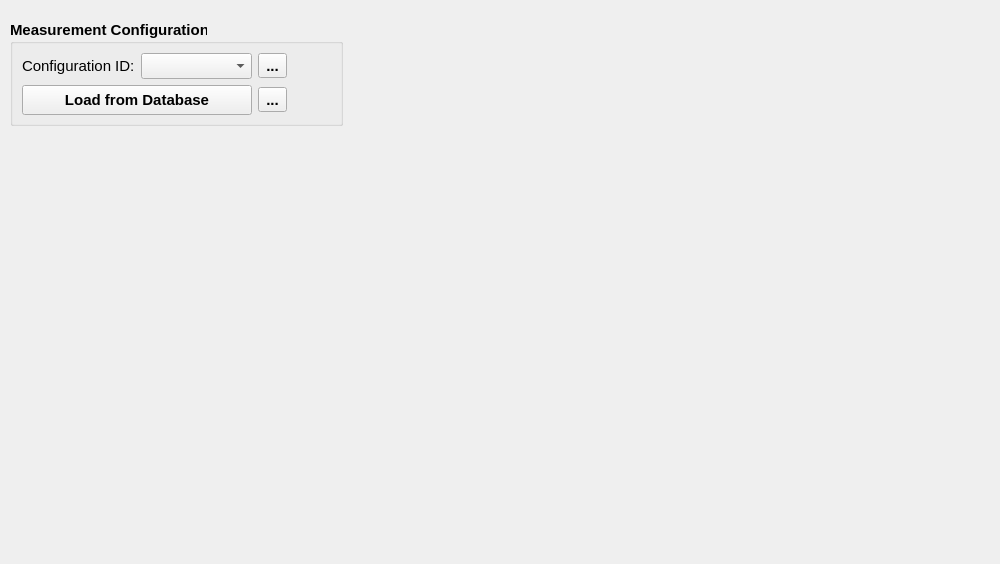
The window that helmholtz/gui/ui/measurementwidget.ui (lnls-ima/helmholtz-coil-control) describes before a commit, drawn with Qt 5.
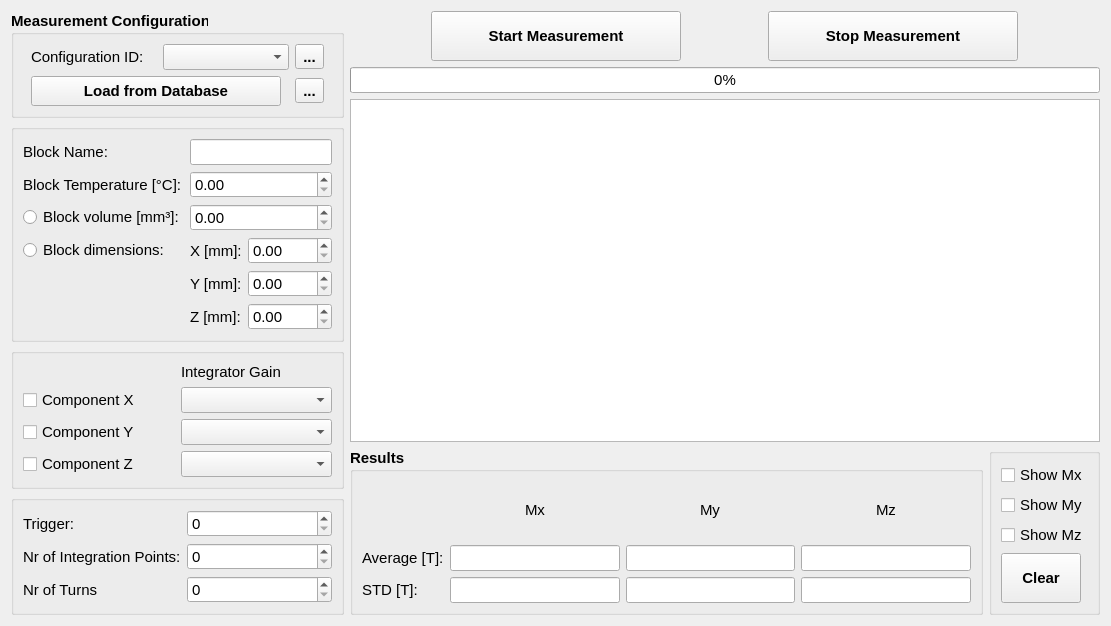
The same window after the commit. Icons and pictures are not drawn. Custom widgets are drawn as their Qt base class.

Commit message: Adding measurement widget

What changed in the file:
```diff
--- a/helmholtz/gui/ui/measurementwidget.ui
+++ b/helmholtz/gui/ui/measurementwidget.ui
@@ -6,8 +6,8 @@
    <rect>
     <x>0</x>
     <y>0</y>
-    <width>1000</width>
-    <height>564</height>
+    <width>1111</width>
+    <height>601</height>
    </rect>
   </property>
   <property name="font">
@@ -18,60 +18,436 @@
   <property name="windowTitle">
    <string>Measurement</string>
   </property>
-  <widget class="QGroupBox" name="groupBox_7">
-   <property name="geometry">
-    <rect>
-     <x>10</x>
-     <y>20</y>
-     <width>333</width>
-     <height>106</height>
-    </rect>
-   </property>
-   <property name="sizePolicy">
-    <sizepolicy hsizetype="Preferred" vsizetype="Maximum">
-     <horstretch>0</horstretch>
-     <verstretch>0</verstretch>
-    </sizepolicy>
-   </property>
-   <property name="font">
-    <font>
-     <weight>75</weight>
-     <bold>true</bold>
-    </font>
-   </property>
-   <property name="title">
-    <string>Measurement Configuration</string>
-   </property>
-   <layout class="QGridLayout" name="gridLayout_10">
-    <item row="0" column="0" colspan="2">
-     <layout class="QHBoxLayout" name="horizontalLayout_2">
+  <layout class="QGridLayout" name="gridLayout_6">
+   <item row="0" column="0" rowspan="4">
+    <layout class="QVBoxLayout" name="verticalLayout">
+     <item>
+      <widget class="QGroupBox" name="groupBox_7">
+       <property name="sizePolicy">
+        <sizepolicy hsizetype="Preferred" vsizetype="Maximum">
+         <horstretch>0</horstretch>
+         <verstretch>0</verstretch>
+        </sizepolicy>
+       </property>
+       <property name="font">
+        <font>
+         <weight>75</weight>
+         <bold>true</bold>
+        </font>
+       </property>
+       <property name="title">
+        <string>Measurement Configuration</string>
+       </property>
+       <layout class="QGridLayout" name="gridLayout_10">
+        <item row="1" column="1">
+         <widget class="QToolButton" name="tbt_save_db">
+          <property name="text">
+           <string>...</string>
+          </property>
+          <property name="icon">
+           <iconset>
+            <normaloff>../../resources/img/database_plus.svg</normaloff>../../resources/img/database_plus.svg</iconset>
+          </property>
+          <property name="iconSize">
+           <size>
+            <width>24</width>
+            <height>24</height>
+           </size>
+          </property>
+         </widget>
+        </item>
+        <item row="1" column="0">
+         <widget class="QPushButton" name="pbt_load_db">
+          <property name="minimumSize">
+           <size>
+            <width>230</width>
+            <height>30</height>
+           </size>
+          </property>
+          <property name="maximumSize">
+           <size>
+            <width>250</width>
+            <height>16777215</height>
+           </size>
+          </property>
+          <property name="text">
+           <string>Load from Database</string>
+          </property>
+         </widget>
+        </item>
+        <item row="0" column="0" colspan="2">
+         <layout class="QHBoxLayout" name="horizontalLayout_2">
+          <item>
+           <widget class="QLabel" name="label_5">
+            <property name="font">
+             <font>
+              <weight>50</weight>
+              <bold>false</bold>
+             </font>
+            </property>
+            <property name="text">
+             <string>Configuration ID:</string>
+            </property>
+           </widget>
+          </item>
+          <item>
+           <widget class="QComboBox" name="cmb_idn">
+            <property name="font">
+             <font>
+              <weight>50</weight>
+              <bold>false</bold>
+             </font>
+            </property>
+           </widget>
+          </item>
+          <item>
+           <widget class="QToolButton" name="tbt_update_idn">
+            <property name="text">
+             <string>...</string>
+            </property>
+            <property name="icon">
+             <iconset>
+              <normaloff>../../resources/img/refresh.svg</normaloff>../../resources/img/refresh.svg</iconset>
+            </property>
+            <property name="iconSize">
+             <size>
+              <width>24</width>
+              <height>24</height>
+             </size>
+            </property>
+           </widget>
+          </item>
+         </layout>
+        </item>
+       </layout>
+      </widget>
+     </item>
+     <item>
+      <widget class="QGroupBox" name="groupBox">
+       <property name="sizePolicy">
+        <sizepolicy hsizetype="Maximum" vsizetype="Preferred">
+         <horstretch>0</horstretch>
+         <verstretch>0</verstretch>
+        </sizepolicy>
+       </property>
+       <property name="font">
+        <font>
+         <weight>75</weight>
+         <bold>true</bold>
+        </font>
+       </property>
+       <property name="title">
+        <string/>
+       </property>
+       <layout class="QGridLayout" name="gridLayout">
+        <item row="2" column="0">
+         <widget class="QRadioButton" name="rbt_block_volume">
+          <property name="font">
+           <font>
+            <weight>50</weight>
+            <bold>false</bold>
+           </font>
+          </property>
+          <property name="text">
+           <string>Block volume [mm³]:</string>
+          </property>
+         </widget>
+        </item>
+        <item row="4" column="1">
+         <widget class="QLabel" name="label_4">
+          <property name="font">
+           <font>
+            <weight>50</weight>
+            <bold>false</bold>
+           </font>
+          </property>
+          <property name="text">
+           <string>Y [mm]:</string>
+          </property>
+         </widget>
+        </item>
+        <item row="1" column="0">
+         <widget class="QLabel" name="label_2">
+          <property name="font">
+           <font>
+            <weight>50</weight>
+            <bold>false</bold>
+           </font>
+          </property>
+          <property name="text">
+           <string>Block Temperature [°C]:</string>
+          </property>
+         </widget>
+        </item>
+        <item row="4" column="2" colspan="2">
+         <widget class="QDoubleSpinBox" name="sbd_block_dimy">
+          <property name="font">
+           <font>
+            <weight>50</weight>
+            <bold>false</bold>
+           </font>
+          </property>
+         </widget>
+        </item>
+        <item row="2" column="1" colspan="3">
+         <widget class="QDoubleSpinBox" name="sbd_block_volume">
+          <property name="font">
+           <font>
+            <weight>50</weight>
+            <bold>false</bold>
+           </font>
+          </property>
+         </widget>
+        </item>
+        <item row="3" column="2" colspan="2">
+         <widget class="QDoubleSpinBox" name="sbd_block_dimx">
+          <property name="font">
+           <font>
+            <weight>50</weight>
+            <bold>false</bold>
+           </font>
+          </property>
+         </widget>
+        </item>
+        <item row="3" column="0">
+         <widget class="QRadioButton" name="rbt_block_dimensions">
+          <property name="font">
+           <font>
+            <weight>50</weight>
+            <bold>false</bold>
+           </font>
+          </property>
+          <property name="text">
+           <string>Block dimensions:</string>
+          </property>
+         </widget>
+        </item>
+        <item row="0" column="1" colspan="3">
+         <widget class="QLineEdit" name="le_block_name">
+          <property name="font">
+           <font>
+            <weight>50</weight>
+            <bold>false</bold>
+           </font>
+          </property>
+         </widget>
+        </item>
+        <item row="3" column="1">
+         <widget class="QLabel" name="label_3">
+          <property name="sizePolicy">
+           <sizepolicy hsizetype="Maximum" vsizetype="Preferred">
+            <horstretch>0</horstretch>
+            <verstretch>0</verstretch>
+           </sizepolicy>
+          </property>
+          <property name="font">
+           <font>
+            <weight>50</weight>
+            <bold>false</bold>
+           </font>
+          </property>
+          <property name="text">
+           <string>X [mm]:</string>
+          </property>
+         </widget>
+        </item>
+        <item row="5" column="1">
+         <widget class="QLabel" name="label_6">
+          <property name="font">
+           <font>
+            <weight>50</weight>
+            <bold>false</bold>
+           </font>
+          </property>
+          <property name="text">
+           <string>Z [mm]:</string>
+          </property>
+         </widget>
+        </item>
+        <item row="1" column="1" colspan="3">
+         <widget class="QDoubleSpinBox" name="sbd_block_temperature">
+          <property name="font">
+           <font>
+            <weight>50</weight>
+            <bold>false</bold>
+           </font>
+          </property>
+         </widget>
+        </item>
+        <item row="0" column="0">
+         <widget class="QLabel" name="label">
+          <property name="font">
+           <font>
+            <weight>50</weight>
+            <bold>false</bold>
+           </font>
+          </property>
+          <property name="text">
+           <string>Block Name:</string>
+          </property>
+         </widget>
+        </item>
+        <item row="5" column="2" colspan="2">
+         <widget class="QDoubleSpinBox" name="sbd_block_dimz">
+          <property name="font">
+           <font>
+            <weight>50</weight>
+            <bold>false</bold>
+           </font>
+          </property>
+         </widget>
+        </item>
+       </layout>
+      </widget>
+     </item>
+     <item>
+      <widget class="QGroupBox" name="groupBox_2">
+       <property name="sizePolicy">
+        <sizepolicy hsizetype="Preferred" vsizetype="Maximum">
+         <horstretch>0</horstretch>
+         <verstretch>0</verstretch>
+        </sizepolicy>
+       </property>
+       <property name="title">
+        <string/>
+       </property>
+       <layout class="QGridLayout" name="gridLayout_2">
+        <item row="2" column="0">
+         <widget class="QCheckBox" name="chb_meas_my">
+          <property name="text">
+           <string>Component Y</string>
+          </property>
+         </widget>
+        </item>
+        <item row="2" column="1">
+         <widget class="QComboBox" name="comboBox_2"/>
+        </item>
+        <item row="1" column="0">
+         <widget class="QCheckBox" name="chb_meas_mx">
+          <property name="text">
+           <string>Component X</string>
+          </property>
+         </widget>
+        </item>
+        <item row="0" column="1">
+         <widget class="QLabel" name="label_7">
+          <property name="text">
+           <string>Integrator Gain</string>
+          </property>
+         </widget>
+        </item>
+        <item row="1" column="1">
+         <widget class="QComboBox" name="comboBox"/>
+        </item>
+        <item row="3" column="0">
+         <widget class="QCheckBox" name="chb_meas_mz">
+          <property name="text">
+           <string>Component Z</string>
+          </property>
+         </widget>
+        </item>
+        <item row="3" column="1">
+         <widget class="QComboBox" name="comboBox_3"/>
+        </item>
+       </layout>
+      </widget>
+     </item>
+     <item>
+      <widget class="QGroupBox" name="groupBox_4">
+       <property name="sizePolicy">
+        <sizepolicy hsizetype="Preferred" vsizetype="Preferred">
+         <horstretch>0</horstretch>
+         <verstretch>0</verstretch>
+        </sizepolicy>
+       </property>
+       <property name="title">
+        <string/>
+       </property>
+       <layout class="QGridLayout" name="gridLayout_3">
+        <item row="0" column="1">
+         <widget class="QSpinBox" name="sb_trigger"/>
+        </item>
+        <item row="0" column="0">
+         <widget class="QLabel" name="label_13">
+          <property name="text">
+           <string>Trigger:</string>
+          </property>
+         </widget>
+        </item>
+        <item row="1" column="1">
+         <widget class="QSpinBox" name="sb_nr_integration_points"/>
+        </item>
+        <item row="2" column="1">
+         <widget class="QSpinBox" name="sb_nr_turns"/>
+        </item>
+        <item row="2" column="0">
+         <widget class="QLabel" name="label_14">
+          <property name="text">
+           <string>Nr of Turns</string>
+          </property>
+         </widget>
+        </item>
+        <item row="1" column="0">
+         <widget class="QLabel" name="label_11">
+          <property name="text">
+           <string>Nr of Integration Points:</string>
+          </property>
+         </widget>
+        </item>
+       </layout>
+      </widget>
+     </item>
+    </layout>
+   </item>
+   <item row="3" column="2">
+    <widget class="QGroupBox" name="groupBox_5">
+     <property name="title">
+      <string/>
+     </property>
+     <layout class="QVBoxLayout" name="verticalLayout_2">
       <item>
-       <widget class="QLabel" name="label_5">
-        <property name="font">
-         <font>
-          <weight>50</weight>
-          <bold>false</bold>
-         </font>
+       <widget class="QCheckBox" name="chb_show_mx">
+        <property name="text">
+         <string>Show Mx</string>
         </property>
+       </widget>
+      </item>
+      <item>
+       <widget class="QCheckBox" name="chb_show_my">
         <property name="text">
-         <string>Configuration ID:</string>
+         <string>Show My</string>
         </property>
        </widget>
       </item>
       <item>
-       <widget class="QComboBox" name="cmb_idn">
-        <property name="font">
-         <font>
-          <weight>50</weight>
-          <bold>false</bold>
-         </font>
+       <widget class="QCheckBox" name="chb_show_mz">
+        <property name="text">
+         <string>Show Mz</string>
         </property>
        </widget>
       </item>
       <item>
-       <widget class="QToolButton" name="tbt_update_idn">
+       <widget class="QPushButton" name="pbt_clear_results">
+        <property name="sizePolicy">
+         <sizepolicy hsizetype="Maximum" vsizetype="Fixed">
+          <horstretch>0</horstretch>
+          <verstretch>0</verstretch>
+         </sizepolicy>
+        </property>
+        <property name="minimumSize">
+         <size>
+          <width>0</width>
+          <height>50</height>
+         </size>
+        </property>
+        <property name="font">
+         <font>
+          <weight>75</weight>
+          <bold>true</bold>
+         </font>
+        </property>
         <property name="text">
-         <string>...</string>
+         <string>Clear</string>
         </property>
         <property name="icon">
          <iconset>
@@ -86,62 +462,282 @@
        </widget>
       </item>
      </layout>
-    </item>
-    <item row="1" column="0">
-     <widget class="QPushButton" name="pbt_load_db">
-      <property name="minimumSize">
-       <size>
-        <width>230</width>
-        <height>30</height>
-       </size>
-      </property>
-      <property name="maximumSize">
-       <size>
-        <width>250</width>
-        <height>16777215</height>
-       </size>
-      </property>
-      <property name="text">
-       <string>Load from Database</string>
-      </property>
-     </widget>
-    </item>
-    <item row="1" column="1">
-     <widget class="QToolButton" name="tbt_save_db">
-      <property name="text">
-       <string>...</string>
-      </property>
-      <property name="icon">
-       <iconset>
-        <normaloff>../../resources/img/database_plus.svg</normaloff>../../resources/img/database_plus.svg</iconset>
-      </property>
-      <property name="iconSize">
-       <size>
-        <width>24</width>
-        <height>24</height>
-       </size>
-      </property>
-     </widget>
-    </item>
-    <item row="0" column="2">
-     <spacer name="horizontalSpacer">
-      <property name="orientation">
-       <enum>Qt::Horizontal</enum>
-      </property>
-      <property name="sizeType">
-       <enum>QSizePolicy::Expanding</enum>
-      </property>
-      <property name="sizeHint" stdset="0">
-       <size>
-        <width>40</width>
-        <height>20</height>
-       </size>
-      </property>
-     </spacer>
-    </item>
-   </layout>
-  </widget>
+    </widget>
+   </item>
+   <item row="3" column="1">
+    <widget class="QGroupBox" name="groupBox_3">
+     <property name="font">
+      <font>
+       <weight>75</weight>
+       <bold>true</bold>
+      </font>
+     </property>
+     <property name="title">
+      <string>Results</string>
+     </property>
+     <layout class="QGridLayout" name="gridLayout_4">
+      <item row="0" column="0">
+       <layout class="QGridLayout" name="gridLayout_5">
+        <item row="1" column="0">
+         <widget class="QLabel" name="label_15">
+          <property name="font">
+           <font>
+            <weight>50</weight>
+            <bold>false</bold>
+           </font>
+          </property>
+          <property name="text">
+           <string>Average [T]:</string>
+          </property>
+         </widget>
+        </item>
+        <item row="1" column="1">
+         <widget class="QLineEdit" name="le_avg_mx">
+          <property name="font">
+           <font>
+            <weight>50</weight>
+            <bold>false</bold>
+           </font>
+          </property>
+         </widget>
+        </item>
+        <item row="0" column="3" alignment="Qt::AlignHCenter">
+         <widget class="QLabel" name="label_10">
+          <property name="font">
+           <font>
+            <weight>50</weight>
+            <bold>false</bold>
+           </font>
+          </property>
+          <property name="text">
+           <string>Mz</string>
+          </property>
+         </widget>
+        </item>
+        <item row="2" column="3">
+         <widget class="QLineEdit" name="le_std_mz">
+          <property name="font">
+           <font>
+            <weight>50</weight>
+            <bold>false</bold>
+           </font>
+          </property>
+         </widget>
+        </item>
+        <item row="1" column="3">
+         <widget class="QLineEdit" name="le_avg_mz">
+          <property name="font">
+           <font>
+            <weight>50</weight>
+            <bold>false</bold>
+           </font>
+          </property>
+         </widget>
+        </item>
+        <item row="2" column="0">
+         <widget class="QLabel" name="label_16">
+          <property name="font">
+           <font>
+            <weight>50</weight>
+            <bold>false</bold>
+           </font>
+          </property>
+          <property name="text">
+           <string>STD [T]:</string>
+          </property>
+         </widget>
+        </item>
+        <item row="1" column="2">
+         <widget class="QLineEdit" name="le_avg_my">
+          <property name="font">
+           <font>
+            <weight>50</weight>
+            <bold>false</bold>
+           </font>
+          </property>
+         </widget>
+        </item>
+        <item row="2" column="1">
+         <widget class="QLineEdit" name="le_std_mx">
+          <property name="font">
+           <font>
+            <weight>50</weight>
+            <bold>false</bold>
+           </font>
+          </property>
+         </widget>
+        </item>
+        <item row="0" column="2" alignment="Qt::AlignHCenter">
+         <widget class="QLabel" name="label_9">
+          <property name="font">
+           <font>
+            <weight>50</weight>
+            <bold>false</bold>
+           </font>
+          </property>
+          <property name="text">
+           <string>My</string>
+          </property>
+         </widget>
+        </item>
+        <item row="2" column="2">
+         <widget class="QLineEdit" name="le_std_my">
+          <property name="font">
+           <font>
+            <weight>50</weight>
+            <bold>false</bold>
+           </font>
+          </property>
+         </widget>
+        </item>
+        <item row="0" column="1" alignment="Qt::AlignHCenter">
+         <widget class="QLabel" name="label_8">
+          <property name="font">
+           <font>
+            <weight>50</weight>
+            <bold>false</bold>
+           </font>
+          </property>
+          <property name="text">
+           <string>Mx</string>
+          </property>
+         </widget>
+        </item>
+       </layout>
+      </item>
+     </layout>
+    </widget>
+   </item>
+   <item row="2" column="1" colspan="2">
+    <widget class="PlotWidget" name="pw_graph">
+     <property name="backgroundBrush">
+      <brush brushstyle="SolidPattern">
+       <color alpha="255">
+        <red>255</red>
+        <green>255</green>
+        <blue>255</blue>
+       </color>
+      </brush>
+     </property>
+     <property name="foregroundBrush">
+      <brush brushstyle="NoBrush">
+       <color alpha="255">
+        <red>255</red>
+        <green>255</green>
+        <blue>255</blue>
+       </color>
+      </brush>
+     </property>
+    </widget>
+   </item>
+   <item row="0" column="1" colspan="2">
+    <layout class="QHBoxLayout" name="horizontalLayout">
+     <item>
+      <widget class="QPushButton" name="pbt_start_meas">
+       <property name="sizePolicy">
+        <sizepolicy hsizetype="Preferred" vsizetype="Fixed">
+         <horstretch>0</horstretch>
+         <verstretch>0</verstretch>
+        </sizepolicy>
+       </property>
+       <property name="minimumSize">
+        <size>
+         <width>0</width>
+         <height>50</height>
+        </size>
+       </property>
+       <property name="maximumSize">
+        <size>
+         <width>250</width>
+         <height>16777215</height>
+        </size>
+       </property>
+       <property name="font">
+        <font>
+         <weight>75</weight>
+         <bold>true</bold>
+        </font>
+       </property>
+       <property name="text">
+        <string>Start Measurement</string>
+       </property>
+       <property name="icon">
+        <iconset>
+         <normaloff>../../resources/img/move.svg</normaloff>../../resources/img/move.svg</iconset>
+       </property>
+       <property name="iconSize">
+        <size>
+         <width>24</width>
+         <height>24</height>
+        </size>
+       </property>
+      </widget>
+     </item>
+     <item>
+      <widget class="QPushButton" name="pbt_stop_meas">
+       <property name="sizePolicy">
+        <sizepolicy hsizetype="Preferred" vsizetype="Fixed">
+         <horstretch>0</horstretch>
+         <verstretch>0</verstretch>
+        </sizepolicy>
+       </property>
+       <property name="minimumSize">
+        <size>
+         <width>230</width>
+         <height>50</height>
+        </size>
+       </property>
+       <property name="maximumSize">
+        <size>
+         <width>250</width>
+         <height>16777215</height>
+        </size>
+       </property>
+       <property name="font">
+        <font>
+         <weight>75</weight>
+         <bold>true</bold>
+        </font>
+       </property>
+       <property name="text">
+        <string>Stop Measurement</string>
+       </property>
+       <property name="icon">
+        <iconset>
+         <normaloff>../../resources/img/stop.svg</normaloff>../../resources/img/stop.svg</iconset>
+       </property>
+       <property name="iconSize">
+        <size>
+         <width>24</width>
+         <height>24</height>
+        </size>
+       </property>
+      </widget>
+     </item>
+    </layout>
+   </item>
+   <item row="1" column="1" colspan="2">
+    <widget class="QProgressBar" name="pgb_meas_status">
+     <property name="sizePolicy">
+      <sizepolicy hsizetype="Preferred" vsizetype="Fixed">
+       <horstretch>0</horstretch>
+       <verstretch>0</verstretch>
+      </sizepolicy>
+     </property>
+     <property name="value">
+      <number>0</number>
+     </property>
+    </widget>
+   </item>
+  </layout>
  </widget>
+ <customwidgets>
+  <customwidget>
+   <class>PlotWidget</class>
+   <extends>QGraphicsView</extends>
+   <header location="global">pyqtgraph</header>
+  </customwidget>
+ </customwidgets>
  <resources/>
  <connections/>
 </ui>
```
Left out of the diff: 2 changed lines with no effect on the pictures.
